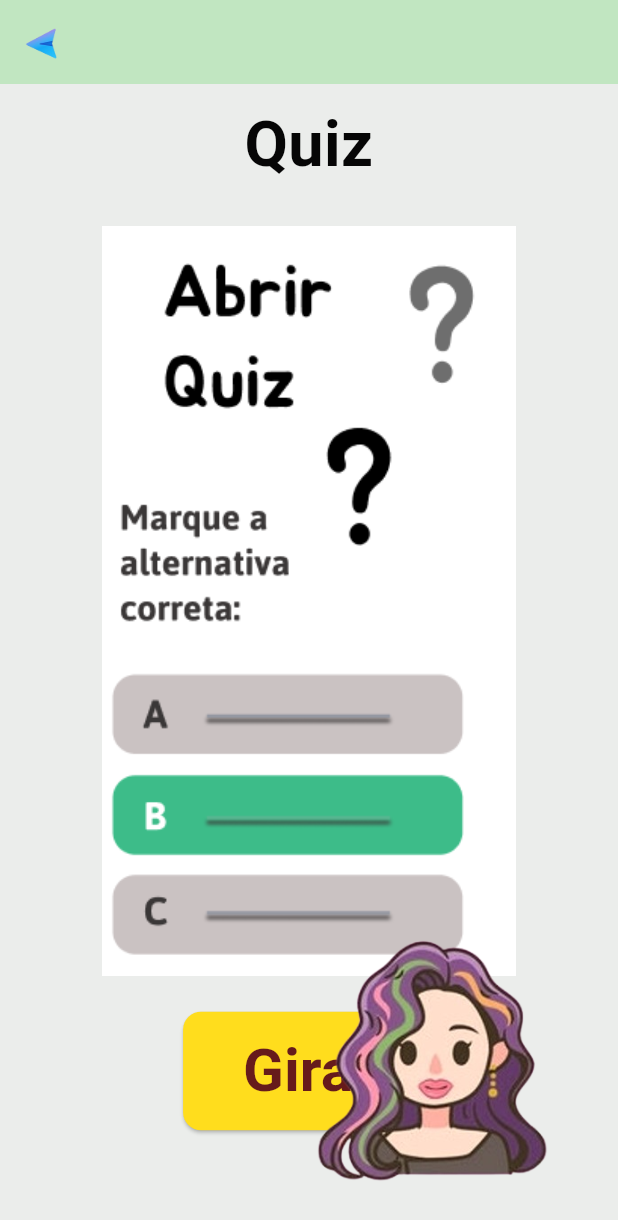
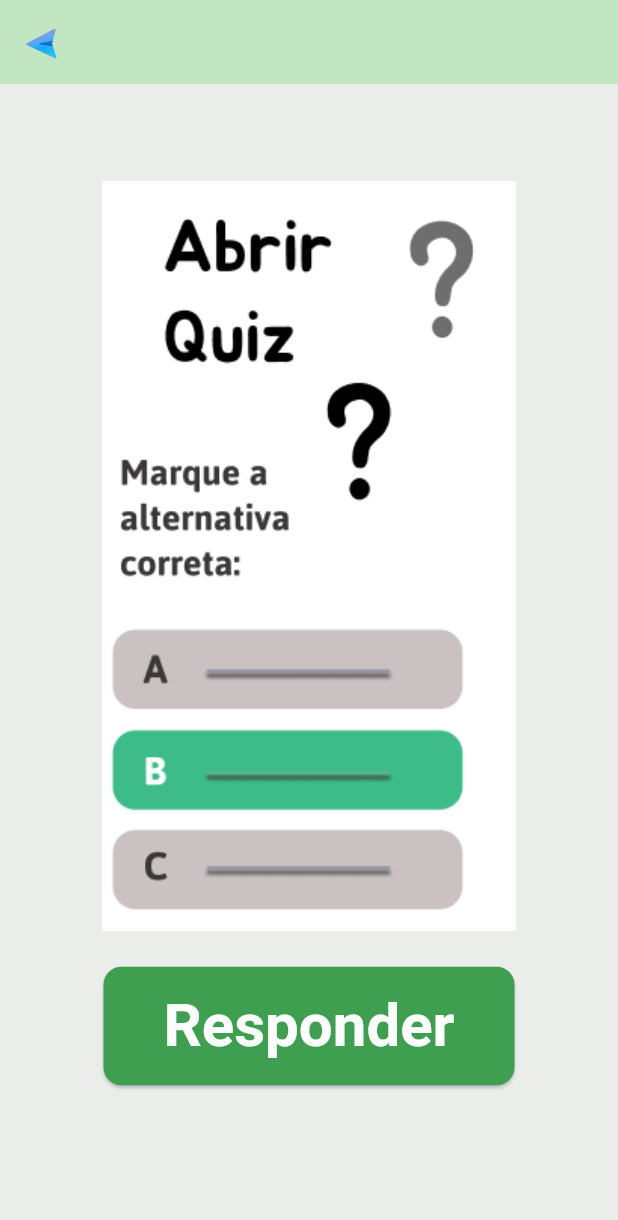
Before and after one commit to Robertatelles/Ux, a Flutter app: the TelaQuiz screen opened directly, on a phone screen of 412 x 824 dp. Shown: the top 1220 px of the screen. Run offline on Flutter 3.47's test engine with Material 3 defaults, Android fonts, the phone set to English and light mode, and no system bars; our stand-ins replace google_fonts; Roboto replaces fonts that are missing (Jua).

Commit message:
ajustando tela quiz

```diff
--- a/projeto_ux/lib/screens/quiz.dart
+++ b/projeto_ux/lib/screens/quiz.dart
@@ -1,5 +1,5 @@
 import 'package:flutter/material.dart';
-import 'package:google_fonts/google_fonts.dart';
+
 import 'package:projeto_ux/screens/menu.dart';
 
 class TelaQuiz extends StatelessWidget {
@@ -28,17 +28,7 @@ class TelaQuiz extends StatelessWidget {
                   mainAxisSize: MainAxisSize.min,
                   children: [
                     // Título (adiciona o título se quiser aqui)
-                    Text(
-                      'Quiz',
-                      style: GoogleFonts.jua(
-                        textStyle: const TextStyle(
-                          fontSize: 42,
-                          fontWeight: FontWeight.bold,
-                          color: Color.fromARGB(255, 6, 6, 6),
-                        ),
-                      ),
-                      textAlign: TextAlign.center,
-                    ),
+
 
                     const SizedBox(height: 24),
 
@@ -54,8 +44,8 @@ class TelaQuiz extends StatelessWidget {
                     // Botão girar
                     ElevatedButton(
                       style: ElevatedButton.styleFrom(
-                        backgroundColor: const Color.fromARGB(255, 255, 221, 29),
-                        foregroundColor: const Color.fromARGB(255, 102, 27, 27),
+                        backgroundColor: const Color.fromARGB(255, 62, 159, 81),
+                        foregroundColor: const Color.fromARGB(255, 253, 253, 253),
                         textStyle: const TextStyle(
                           fontSize: 40,
                           fontWeight: FontWeight.bold,
@@ -68,7 +58,7 @@ class TelaQuiz extends StatelessWidget {
                       onPressed: () {
                         // ação do botão
                       },
-                      child: const Text('Girar'),
+                      child: const Text('Responder'),
                     ),
 
                     const SizedBox(height: 60), // espaço para a Maria
@@ -77,16 +67,7 @@ class TelaQuiz extends StatelessWidget {
               ),
             ),
 
-            // Maria posicionada corretamente no rodapé
-            Positioned(
-              bottom: 0,
-              right: MediaQuery.of(context).size.width * 0.1,
-              child: Image.asset(
-                'assets/mariasemfundo.png',
-                height: 230,
-              ),
-            ),
-          ],
+         ],
         ),
       ),
     );
```
